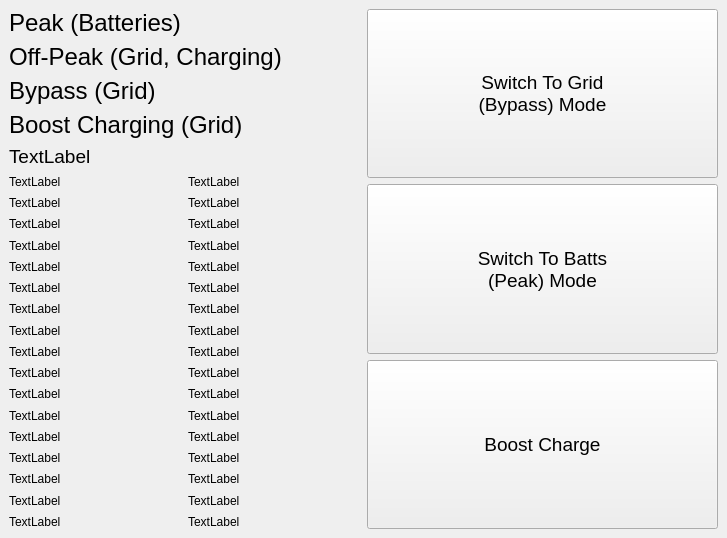
Tobster86/growatt-spf5000es-linux-control, file client/mainwindow.ui: the form before one commit.
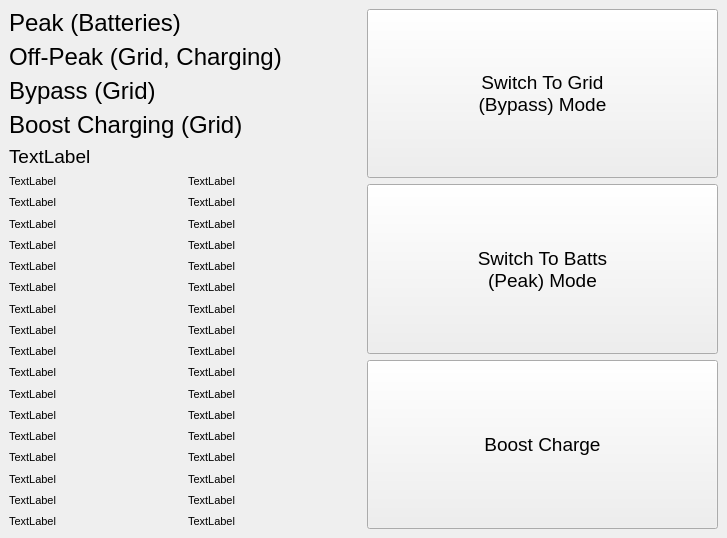
The form after the commit.

Commit message: Smaller UI elements.

```diff
--- a/client/mainwindow.ui
+++ b/client/mainwindow.ui
@@ -116,6 +116,11 @@
          <layout class="QVBoxLayout" name="verticalLayout">
           <item>
            <widget class="QLabel" name="lbl01">
+            <property name="font">
+             <font>
+              <pointsize>8</pointsize>
+             </font>
+            </property>
             <property name="text">
              <string>TextLabel</string>
             </property>
@@ -123,6 +128,11 @@
           </item>
           <item>
            <widget class="QLabel" name="lbl14">
+            <property name="font">
+             <font>
+              <pointsize>8</pointsize>
+             </font>
+            </property>
             <property name="text">
              <string>TextLabel</string>
             </property>
@@ -130,6 +140,11 @@
           </item>
           <item>
            <widget class="QLabel" name="lbl07">
+            <property name="font">
+             <font>
+              <pointsize>8</pointsize>
+             </font>
+            </property>
             <property name="text">
              <string>TextLabel</string>
             </property>
@@ -137,6 +152,11 @@
           </item>
           <item>
            <widget class="QLabel" name="lbl10">
+            <property name="font">
+             <font>
+              <pointsize>8</pointsize>
+             </font>
+            </property>
             <property name="text">
              <string>TextLabel</string>
             </property>
@@ -144,6 +164,11 @@
           </item>
           <item>
            <widget class="QLabel" name="lbl15">
+            <property name="font">
+             <font>
+              <pointsize>8</pointsize>
+             </font>
+            </property>
             <property name="text">
              <string>TextLabel</string>
             </property>
@@ -151,6 +176,11 @@
           </item>
           <item>
            <widget class="QLabel" name="lbl05">
+            <property name="font">
+             <font>
+              <pointsize>8</pointsize>
+             </font>
+            </property>
             <property name="text">
              <string>TextLabel</string>
             </property>
@@ -158,6 +188,11 @@
           </item>
           <item>
            <widget class="QLabel" name="lbl04">
+            <property name="font">
+             <font>
+              <pointsize>8</pointsize>
+             </font>
+            </property>
             <property name="text">
              <string>TextLabel</string>
             </property>
@@ -165,6 +200,11 @@
           </item>
           <item>
            <widget class="QLabel" name="lbl02">
+            <property name="font">
+             <font>
+              <pointsize>8</pointsize>
+             </font>
+            </property>
             <property name="text">
              <string>TextLabel</string>
             </property>
@@ -172,6 +212,11 @@
           </item>
           <item>
            <widget class="QLabel" name="lbl11">
+            <property name="font">
+             <font>
+              <pointsize>8</pointsize>
+             </font>
+            </property>
             <property name="text">
              <string>TextLabel</string>
             </property>
@@ -179,6 +224,11 @@
           </item>
           <item>
            <widget class="QLabel" name="lbl13">
+            <property name="font">
+             <font>
+              <pointsize>8</pointsize>
+             </font>
+            </property>
             <property name="text">
              <string>TextLabel</string>
             </property>
@@ -186,6 +236,11 @@
           </item>
           <item>
            <widget class="QLabel" name="lbl03">
+            <property name="font">
+             <font>
+              <pointsize>8</pointsize>
+             </font>
+            </property>
             <property name="text">
              <string>TextLabel</string>
             </property>
@@ -193,6 +248,11 @@
           </item>
           <item>
            <widget class="QLabel" name="lbl16">
+            <property name="font">
+             <font>
+              <pointsize>8</pointsize>
+             </font>
+            </property>
             <property name="text">
              <string>TextLabel</string>
             </property>
@@ -200,6 +260,11 @@
           </item>
           <item>
            <widget class="QLabel" name="lbl08">
+            <property name="font">
+             <font>
+              <pointsize>8</pointsize>
+             </font>
+            </property>
             <property name="text">
              <string>TextLabel</string>
             </property>
@@ -207,6 +272,11 @@
           </item>
           <item>
            <widget class="QLabel" name="lbl09">
+            <property name="font">
+             <font>
+              <pointsize>8</pointsize>
+             </font>
+            </property>
             <property name="text">
              <string>TextLabel</string>
             </property>
@@ -214,6 +284,11 @@
           </item>
           <item>
            <widget class="QLabel" name="lbl12">
+            <property name="font">
+             <font>
+              <pointsize>8</pointsize>
+             </font>
+            </property>
             <property name="text">
              <string>TextLabel</string>
             </property>
@@ -221,6 +296,11 @@
           </item>
           <item>
            <widget class="QLabel" name="lbl17">
+            <property name="font">
+             <font>
+              <pointsize>8</pointsize>
+             </font>
+            </property>
             <property name="text">
              <string>TextLabel</string>
             </property>
@@ -228,6 +308,11 @@
           </item>
           <item>
            <widget class="QLabel" name="lbl06">
+            <property name="font">
+             <font>
+              <pointsize>8</pointsize>
+             </font>
+            </property>
             <property name="text">
              <string>TextLabel</string>
             </property>
@@ -239,6 +324,11 @@
          <layout class="QVBoxLayout" name="verticalLayout_3">
           <item>
            <widget class="QLabel" name="lbl18">
+            <property name="font">
+             <font>
+              <pointsize>8</pointsize>
+             </font>
+            </property>
             <property name="text">
              <string>TextLabel</string>
             </property>
@@ -246,6 +336,11 @@
           </item>
           <item>
            <widget class="QLabel" name="lbl20">
+            <property name="font">
+             <font>
+              <pointsize>8</pointsize>
+             </font>
+            </property>
             <property name="text">
              <string>TextLabel</string>
             </property>
@@ -253,6 +348,11 @@
           </item>
           <item>
            <widget class="QLabel" name="lbl19">
+            <property name="font">
+             <font>
+              <pointsize>8</pointsize>
+             </font>
+            </property>
             <property name="text">
              <string>TextLabel</string>
             </property>
@@ -260,6 +360,11 @@
           </item>
           <item>
            <widget class="QLabel" name="lbl22">
+            <property name="font">
+             <font>
+              <pointsize>8</pointsize>
+             </font>
+            </property>
             <property name="text">
              <string>TextLabel</string>
             </property>
@@ -267,6 +372,11 @@
           </item>
           <item>
            <widget class="QLabel" name="lbl28">
+            <property name="font">
+             <font>
+              <pointsize>8</pointsize>
+             </font>
+            </property>
             <property name="text">
              <string>TextLabel</string>
             </property>
@@ -274,6 +384,11 @@
           </item>
           <item>
            <widget class="QLabel" name="lbl24">
+            <property name="font">
+             <font>
+              <pointsize>8</pointsize>
+             </font>
+            </property>
             <property name="text">
              <string>TextLabel</string>
             </property>
@@ -281,6 +396,11 @@
           </item>
           <item>
            <widget class="QLabel" name="lbl26">
+            <property name="font">
+             <font>
+              <pointsize>8</pointsize>
+             </font>
+            </property>
             <property name="text">
              <string>TextLabel</string>
             </property>
@@ -288,6 +408,11 @@
           </item>
           <item>
            <widget class="QLabel" name="lbl27">
+            <property name="font">
+             <font>
+              <pointsize>8</pointsize>
+             </font>
+            </property>
             <property name="text">
              <string>TextLabel</string>
             </property>
@@ -295,6 +420,11 @@
           </item>
           <item>
            <widget class="QLabel" name="lbl33">
+            <property name="font">
+             <font>
+              <pointsize>8</pointsize>
+             </font>
+            </property>
             <property name="text">
              <string>TextLabel</string>
             </property>
@@ -302,6 +432,11 @@
           </item>
           <item>
            <widget class="QLabel" name="lbl30">
+            <property name="font">
+             <font>
+              <pointsize>8</pointsize>
+             </font>
+            </property>
             <property name="text">
              <string>TextLabel</string>
             </property>
@@ -309,6 +444,11 @@
           </item>
           <item>
            <widget class="QLabel" name="lbl31">
+            <property name="font">
+             <font>
+              <pointsize>8</pointsize>
+             </font>
+            </property>
             <property name="text">
              <string>TextLabel</string>
             </property>
@@ -316,6 +456,11 @@
           </item>
           <item>
            <widget class="QLabel" name="lbl34">
+            <property name="font">
+             <font>
+              <pointsize>8</pointsize>
+             </font>
+            </property>
             <property name="text">
              <string>TextLabel</string>
             </property>
@@ -323,6 +468,11 @@
           </item>
           <item>
            <widget class="QLabel" name="lbl32">
+            <property name="font">
+             <font>
+              <pointsize>8</pointsize>
+             </font>
+            </property>
             <property name="text">
              <string>TextLabel</string>
             </property>
@@ -330,6 +480,11 @@
           </item>
           <item>
            <widget class="QLabel" name="lbl25">
+            <property name="font">
+             <font>
+              <pointsize>8</pointsize>
+             </font>
+            </property>
             <property name="text">
              <string>TextLabel</string>
             </property>
@@ -337,6 +492,11 @@
           </item>
           <item>
            <widget class="QLabel" name="lbl29">
+            <property name="font">
+             <font>
+              <pointsize>8</pointsize>
+             </font>
+            </property>
             <property name="text">
              <string>TextLabel</string>
             </property>
@@ -344,6 +504,11 @@
           </item>
           <item>
            <widget class="QLabel" name="lbl23">
+            <property name="font">
+             <font>
+              <pointsize>8</pointsize>
+             </font>
+            </property>
             <property name="text">
              <string>TextLabel</string>
             </property>
@@ -351,6 +516,11 @@
           </item>
           <item>
            <widget class="QLabel" name="lbl21">
+            <property name="font">
+             <font>
+              <pointsize>8</pointsize>
+             </font>
+            </property>
             <property name="text">
              <string>TextLabel</string>
             </property>
```
